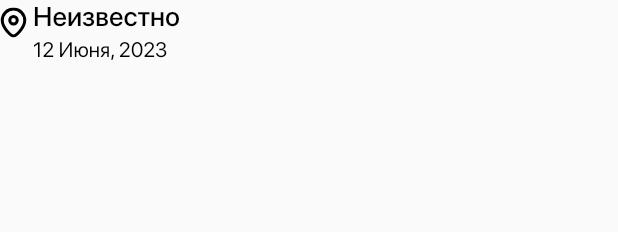
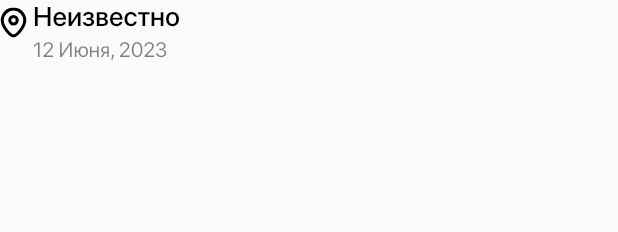
Before and after one commit to DaryaRyz/test_task, a Flutter app: the _LocationTitle widget shown alone on an empty page, opened directly, on a phone screen of 412 x 824 dp. Shown: the top 232 px of the screen. Run offline on Flutter 3.47's test engine with Material 2 defaults, Android fonts, the phone set to English and light mode, and no system bars; our stand-ins replace auto_route, cached_network_image, dio, easy_localization, flutter_bloc, flutter_svg and 6 more; accounts and stored records are empty; network calls fail.

Commit message:
changed color of date text

```diff
--- a/lib/presentation/widgets/custom_app_bar.dart
+++ b/lib/presentation/widgets/custom_app_bar.dart
@@ -127,7 +127,7 @@ class _LocationTitleState extends State<_LocationTitle> {
             const SizedBox(height: 4),
             Text(
               UiUtil.dateFormat(DateTime.now()),
-              style: TextStyles.h4,
+              style: TextStyles.h4.copyWith(color: ColorStyles.primaryFontColor.withOpacity(0.5)),
             ),
           ],
         ),
```
